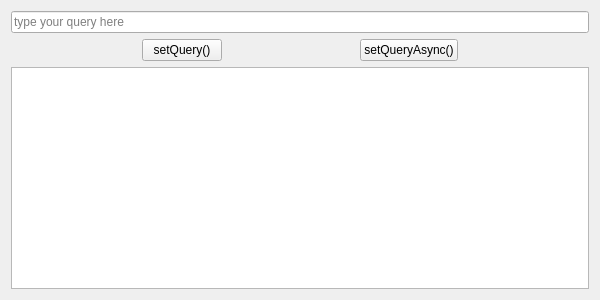
First picture: the form in modeldemowidget.ui, repository micjabbour/MSqlQuery, before the edit.
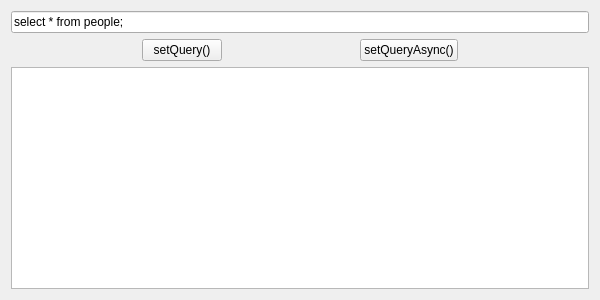
Second picture: the form after the edit.

Patch:
```diff
--- a/modeldemowidget.ui
+++ b/modeldemowidget.ui
@@ -16,6 +16,9 @@
   <layout class="QVBoxLayout" name="verticalLayout">
    <item>
     <widget class="QLineEdit" name="leQuery">
+     <property name="text">
+      <string>select * from people;</string>
+     </property>
      <property name="placeholderText">
       <string>type your query here</string>
      </property>
```
